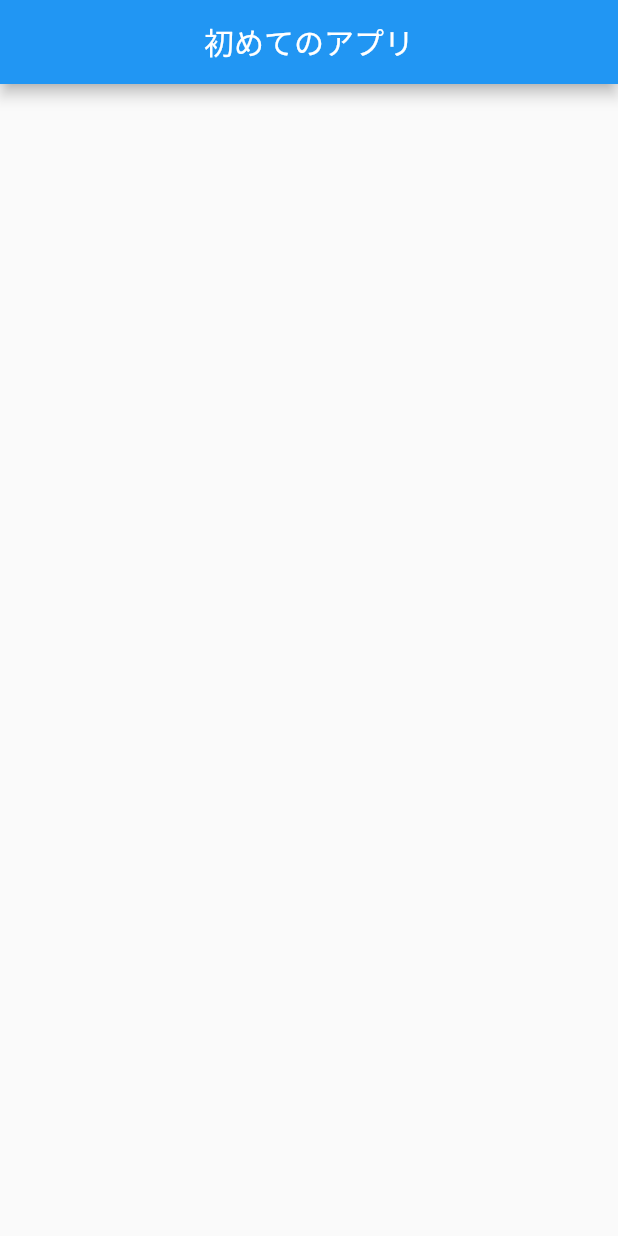
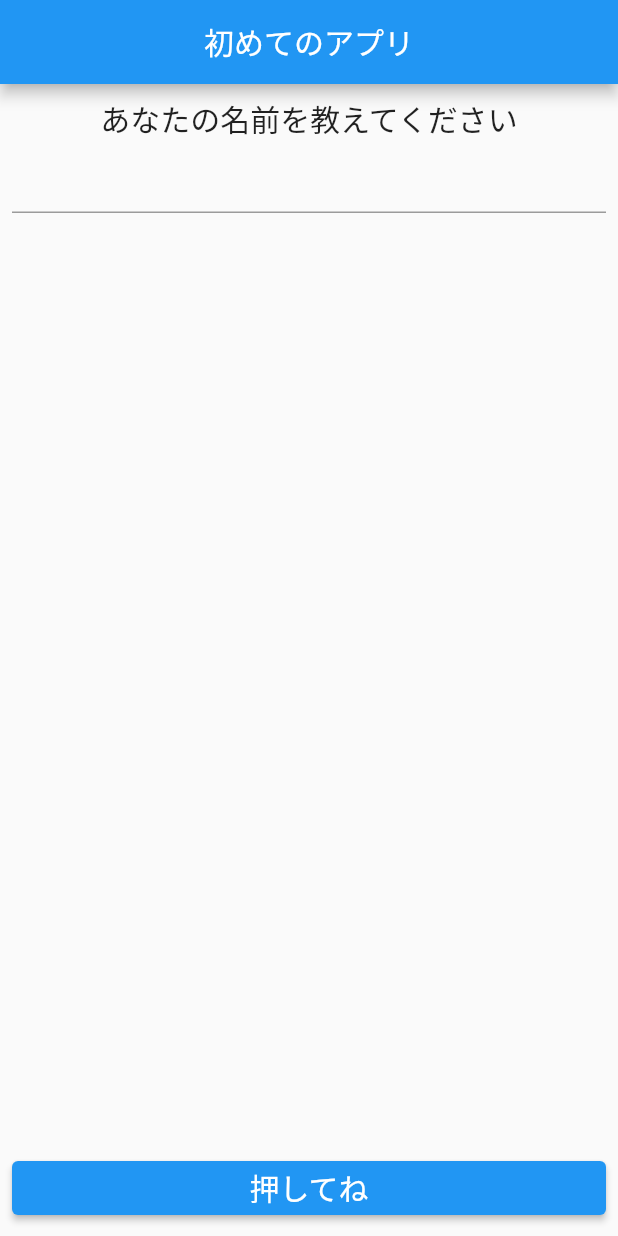
Before and after one commit to RyomaArisawa/my_first_app, a Flutter app: the screen it shows after launch, on a phone screen of 412 x 824 dp. Run offline on Flutter 3.47's test engine with Material 2 defaults, Android fonts, the phone set to English and light mode, and no system bars.

Commit message:
created forms

```diff
--- a/lib/screens/home_screen.dart
+++ b/lib/screens/home_screen.dart
@@ -8,6 +8,10 @@ class HomeScreen extends StatefulWidget {
 }
 
 class _HomeScreenState extends State<HomeScreen> {
+  String _textHeader = "あなたの名前を教えてください";
+  TextEditingController _textEditingController = TextEditingController();
+  Widget _imageWidget = Container();
+
   @override
   Widget build(BuildContext context) {
     return Scaffold(
@@ -15,6 +19,43 @@ class _HomeScreenState extends State<HomeScreen> {
         title: Text("初めてのアプリ"),
         centerTitle: true,
       ),
+      body: Container(
+        padding: EdgeInsets.all(8.0),
+        child: Column(
+          children: [
+            Center(
+                child: Text(
+              _textHeader,
+              style: TextStyle(fontSize: 20.0),
+            )),
+            TextField(
+              keyboardType: TextInputType.text,
+              style: TextStyle(fontSize: 20.0),
+              controller:
+                  _textEditingController, // 入力した文字を管理するTextEditingController
+            ),
+            Expanded(child: _imageWidget),
+            SizedBox(
+              width: double.infinity,
+              child: ElevatedButton(
+                onPressed: () => _onClick(),
+                child: Text(
+                  "押してね",
+                  style: TextStyle(fontSize: 20.0),
+                ),
+              ),
+            ),
+          ],
+        ),
+      ),
     );
   }
+
+  _onClick() {
+    setState(() {
+      var inputText = _textEditingController.text;
+      _textHeader = "こんにちは$inputTextさん";
+      _imageWidget = Image.asset("assets/images/hello.png");
+    });
+  }
 }
```
